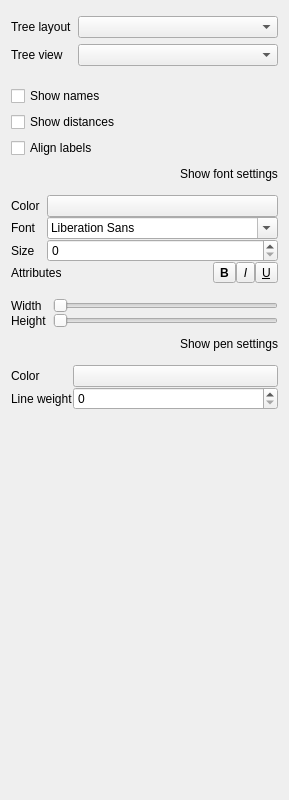
First picture: the form in src/corelibs/U2View/src/ov_msa/ui/TreeOptionsWidget.ui, repository violethaze74/ugene, before the edit.
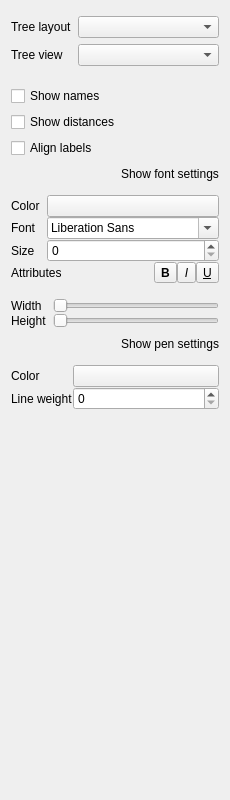
Second picture: the form after the edit.

Diff of the .ui file:
```diff
--- a/src/corelibs/U2View/src/ov_msa/ui/TreeOptionsWidget.ui
+++ b/src/corelibs/U2View/src/ov_msa/ui/TreeOptionsWidget.ui
@@ -184,12 +184,19 @@
               </widget>
              </item>
              <item row="2" column="1">
-              <widget class="QSpinBox" name="fontSizeSpinBox"/>
+              <widget class="QSpinBox" name="fontSizeSpinBox">
+               <property name="sizePolicy">
+                <sizepolicy hsizetype="MinimumExpanding" vsizetype="Fixed">
+                 <horstretch>0</horstretch>
+                 <verstretch>0</verstretch>
+                </sizepolicy>
+               </property>
+              </widget>
              </item>
              <item row="1" column="1">
               <widget class="QFontComboBox" name="fontComboBox">
                <property name="sizePolicy">
-                <sizepolicy hsizetype="Preferred" vsizetype="Fixed">
+                <sizepolicy hsizetype="Ignored" vsizetype="Fixed">
                  <horstretch>0</horstretch>
                  <verstretch>0</verstretch>
                 </sizepolicy>
@@ -205,6 +212,12 @@
              </item>
              <item row="0" column="1">
               <widget class="QPushButton" name="labelsColorButton">
+               <property name="sizePolicy">
+                <sizepolicy hsizetype="MinimumExpanding" vsizetype="Fixed">
+                 <horstretch>0</horstretch>
+                 <verstretch>0</verstretch>
+                </sizepolicy>
+               </property>
                <property name="text">
                 <string/>
                </property>
```
